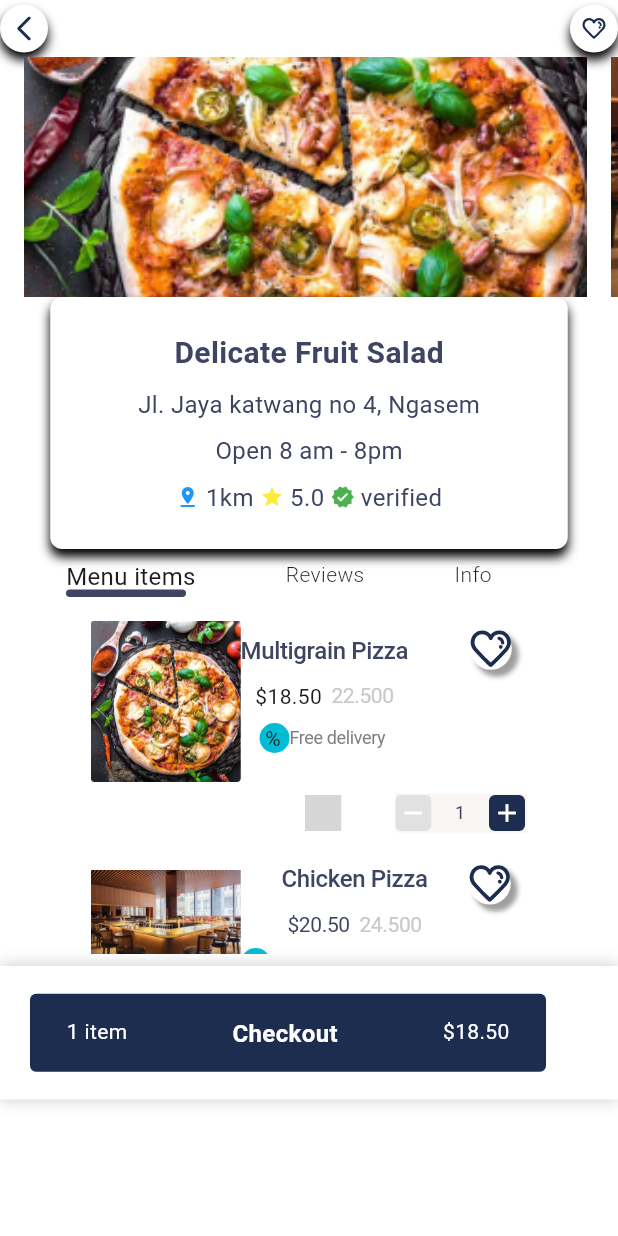
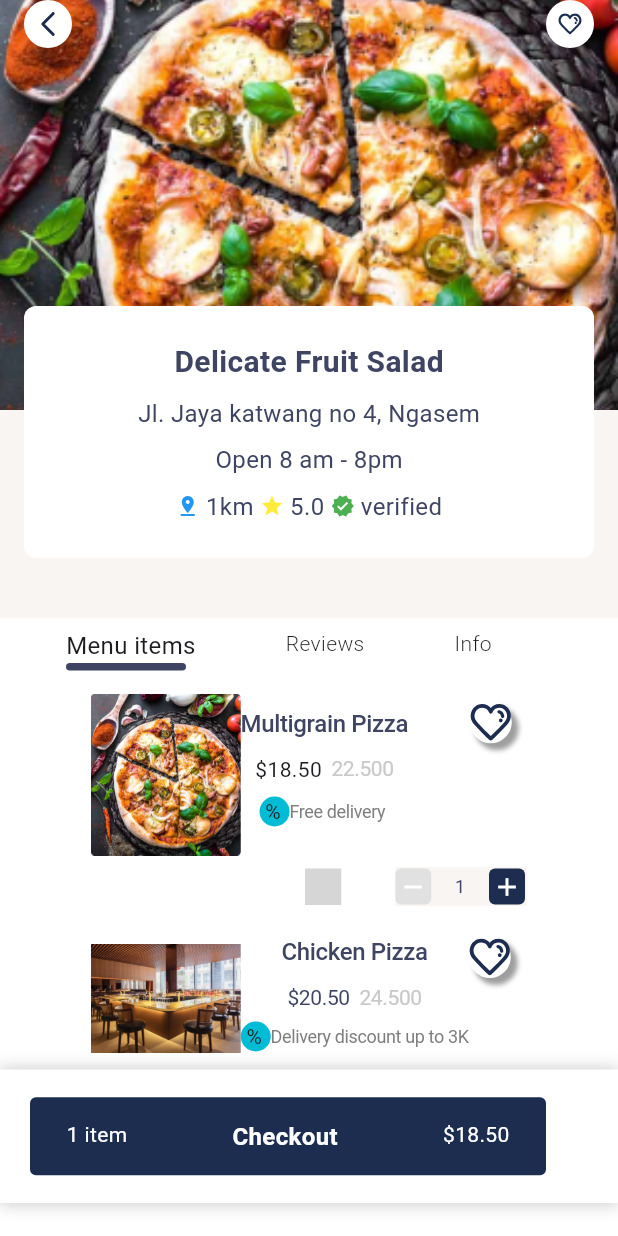
Before and after one commit to trieuhieu2003/mobile, a Flutter app: the screen it shows after launch, on a phone screen of 412 x 824 dp. Run offline on Flutter 3.47's test engine with Material 3 defaults, Android fonts, the phone set to English and light mode, and no system bars; our stand-ins replace flutter_svg, google_fonts; Roboto replaces fonts that are missing (Poppins, Ubuntu); grey boxes are pictures that could not be loaded.

Commit message:
Update Screen3.dart

```diff
--- a/btl/lib/Screen3.dart
+++ b/btl/lib/Screen3.dart
@@ -1,4 +1,5 @@
 import 'package:flutter/cupertino.dart';
+import 'package:flutter/services.dart';
 import 'package:flutter_svg/flutter_svg.dart';
 import 'package:flutter/material.dart';
 import 'package:google_fonts/google_fonts.dart';
@@ -47,70 +48,30 @@ class _HomeScreenState extends State<HomeScreen> {
     return Scaffold(
       body: Column(
         children: [
+          Stack(
+            children: [
               Container(
-            child: Row(
-              crossAxisAlignment: CrossAxisAlignment.center,
-              mainAxisAlignment: MainAxisAlignment.center,
-              children: <Widget>[
-                Expanded(
-                  child: Container(
-                    height: 38,
-                    child: Row(
-                      mainAxisAlignment: MainAxisAlignment.spaceBetween,
-                      children: <Widget>[
-                        Container(
-                          width: 32,
-                          height: 32,
-                          padding: const EdgeInsets.all(8),
-                          decoration: BoxDecoration(
-                              borderRadius: BorderRadius.circular(16),
-                              color: const Color(0xFFFFFFFF),
-                              boxShadow: const [
-                                BoxShadow(
-                                    blurRadius: 5.0, offset: Offset(0, 5))
-                              ]),
-                          child:
-                              SvgPicture.asset('assets/vectors/ic_line.svg'),
+                color: const Color(0xFFF8F5F2),
+                height: MediaQuery.of(context).size.height * 0.5,
+                width: double.infinity,
               ),
-                        Stack(
-                          children: <Widget>[
-                            Container(
-                              width: 32,
-                              height: 32,
-                              padding: const EdgeInsets.all(8),
-                              decoration: BoxDecoration(
-                                  borderRadius: BorderRadius.circular(16),
-                                  color: const Color(0xFFFFFFFF),
-                                  boxShadow: const [
-                                    BoxShadow(
-                                        blurRadius: 5.0, offset: Offset(0, 5))
-                                  ]),
-                              child: SvgPicture.asset(
-                                  'assets/vectors/ic_heart.svg'),
-                            ),
-                          ],
-                        ),
-                      ],
-                    ),
-                  ),
-                ),
-              ],
-            ),
-          ),
-          SizedBox(
-            height: 160,
+              Positioned(
+                left: 0,
+                right: 0,
+                top: 0,
+                child: SizedBox(
+                  height: 273,
                   width: MediaQuery.of(context).size.width,
                   child: ListView.separated(
-              padding: const EdgeInsets.symmetric(horizontal: 16),
                     itemCount: foods.length,
                     scrollDirection: Axis.horizontal,
                     separatorBuilder: (context, index) {
-                return const SizedBox(width: 16);
+                      return const SizedBox();
                     },
                     itemBuilder: (context, index) {
                       final item = foods[index];
                       return Container(
-                  width: 375,
+                        width: MediaQuery.of(context).size.width,
                         height: 273,
                         decoration: BoxDecoration(
                           image: DecorationImage(
@@ -124,16 +85,55 @@ class _HomeScreenState extends State<HomeScreen> {
                     },
                   ),
                 ),
+              ),
+              Positioned(
+                child: SafeArea(
+                  child: Padding(
+                    padding: const EdgeInsets.symmetric(horizontal: 16),
+                    child: Row(
+                      mainAxisAlignment: MainAxisAlignment.spaceBetween,
+                      children: <Widget>[
                         Container(
-            width: 345,
+                          width: 32,
+                          height: 32,
+                          padding: const EdgeInsets.all(8),
+                          decoration: BoxDecoration(
+                            borderRadius: BorderRadius.circular(16),
+                            color: const Color(0xFFFFFFFF),
+                          ),
+                          child: SvgPicture.asset('assets/vectors/ic_line.svg'),
+                        ),
+                        Stack(
+                          children: <Widget>[
+                            Container(
+                              width: 32,
+                              height: 32,
+                              padding: const EdgeInsets.all(8),
+                              decoration: BoxDecoration(
+                                borderRadius: BorderRadius.circular(16),
+                                color: const Color(0xFFFFFFFF),
+                              ),
+                              child: SvgPicture.asset(
+                                  'assets/vectors/ic_heart.svg'),
+                            ),
+                          ],
+                        ),
+                      ],
+                    ),
+                  ),
+                ),
+              ),
+              Positioned(
+                left: 0,
+                right: 0,
+                bottom: 40,
+                child: Container(
                   height: 168,
                   margin: const EdgeInsets.symmetric(horizontal: 16),
                   decoration: BoxDecoration(
                     borderRadius: BorderRadius.circular(8),
                     color: Colors.white,
-                boxShadow: const [
-                  BoxShadow(blurRadius: 5.0, offset: Offset(0, 5))
-                ]),
+                  ),
                   child: const Padding(
                     padding: EdgeInsets.all(16.0),
                     child: Column(
@@ -172,8 +172,10 @@ class _HomeScreenState extends State<HomeScreen> {
                         Row(
                           mainAxisAlignment: MainAxisAlignment.center,
                           children: [
-                      Icon(Icons.pin_drop, size: 16, color: Colors.blue), // Icon pin
-                      SizedBox(width: 4), // Khoảng cách giữa icon và văn bản
+                            Icon(Icons.pin_drop, size: 16, color: Colors.blue),
+                            // Icon pin
+                            SizedBox(width: 4),
+                            // Khoảng cách giữa icon và văn bản
                             Text(
                               '1km ',
                               style: TextStyle(
@@ -182,8 +184,10 @@ class _HomeScreenState extends State<HomeScreen> {
                                 decoration: TextDecoration.none,
                               ),
                             ),
-                      Icon(Icons.star, size: 16, color: Colors.yellow), // Icon ngôi sao
-                      SizedBox(width: 4), // Khoảng cách giữa icon và văn bản
+                            Icon(Icons.star, size: 16, color: Colors.yellow),
+                            // Icon ngôi sao
+                            SizedBox(width: 4),
+                            // Khoảng cách giữa icon và văn bản
                             Text(
                               '5.0 ',
                               style: TextStyle(
@@ -192,8 +196,10 @@ class _HomeScreenState extends State<HomeScreen> {
                                 decoration: TextDecoration.none,
                               ),
                             ),
-                      Icon(Icons.verified, size: 16, color: Colors.green), // Icon dấu tích
-                      SizedBox(width: 4), // Khoảng cách giữa icon và văn bản
+                            Icon(Icons.verified, size: 16, color: Colors.green),
+                            // Icon dấu tích
+                            SizedBox(width: 4),
+                            // Khoảng cách giữa icon và văn bản
                             Text(
                               'verified',
                               style: TextStyle(
@@ -208,14 +214,17 @@ class _HomeScreenState extends State<HomeScreen> {
                     ),
                   ),
                 ),
+              ),
+            ],
+          ),
           SizedBox(
             width: 344,
-            height: 32,
+            height: 35,
             child: Column(
               children: [
                 SizedBox(
                   width: 344,
-                  height: 32,
+                  height: 35,
                   child: Stack(children: [
                     Positioned(
                       top: 0,
@@ -253,16 +262,16 @@ class _HomeScreenState extends State<HomeScreen> {
                     ),
                     AnimatedPositioned(
                       bottom: 0,
-                      left:
-                          changePositionedOfLine(), // Đặt giá trị cụ thể vào đây thay vì gọi hàm
-                      curve: Curves
-                          .fastLinearToSlowEaseIn, // Sửa từ 'Curve' thành 'Curves' và chọn một loại curve
+                      left: changePositionedOfLine(),
+                      // Đặt giá trị cụ thể vào đây thay vì gọi hàm
+                      curve: Curves.fastLinearToSlowEaseIn,
+                      // Sửa từ 'Curve' thành 'Curves' và chọn một loại curve
                       duration: const Duration(milliseconds: 500),
                       child: AnimatedContainer(
                         curve: Curves.fastLinearToSlowEaseIn,
                         margin: const EdgeInsets.only(left: 10),
-                        duration: const Duration(
-                            milliseconds: 500), // Thay đổi thành milliseconds
+                        duration: const Duration(milliseconds: 500),
+                        // Thay đổi thành milliseconds
                         width: changeContainerWidth(),
                         height: 5,
                         decoration: BoxDecoration(
@@ -279,7 +288,7 @@ class _HomeScreenState extends State<HomeScreen> {
           Padding(
             padding: const EdgeInsets.all(8.0),
             child: Container(
-              height: 230,
+              height: 250,
               width: 323,
               color: Colors.white,
               child: ListView.separated(
@@ -429,8 +438,7 @@ class _HomeScreenState extends State<HomeScreen> {
                                         color: const Color(0xFFE1E1E1),
                                         shape: RoundedRectangleBorder(
                                             borderRadius:
-                                                BorderRadius.circular(4)
-                                        ),
+                                                BorderRadius.circular(4)),
                                       ),
                                       child: const Icon(
                                         Icons.remove,
@@ -459,8 +467,7 @@ class _HomeScreenState extends State<HomeScreen> {
                                         color: const Color(0xFF1D2D50),
                                         shape: RoundedRectangleBorder(
                                             borderRadius:
-                                                BorderRadius.circular(4)
-                                        ),
+                                                BorderRadius.circular(4)),
                                       ),
                                       child: const Icon(
                                         Icons.add,
@@ -634,8 +641,7 @@ class _HomeScreenState extends State<HomeScreen> {
                                         color: const Color(0xFFE1E1E1),
                                         shape: RoundedRectangleBorder(
                                             borderRadius:
-                                                BorderRadius.circular(4)
-                                        ),
+                                                BorderRadius.circular(4)),
                                       ),
                                       child: const Icon(
                                         Icons.remove,
@@ -663,7 +669,8 @@ class _HomeScreenState extends State<HomeScreen> {
                                       decoration: ShapeDecoration(
                                         color: const Color(0xFF1D2D50),
                                         shape: RoundedRectangleBorder(
-                                          borderRadius: BorderRadius.circular(4),
+                                          borderRadius:
+                                              BorderRadius.circular(4),
                                         ),
                                       ),
                                       child: const Icon(
@@ -705,7 +712,8 @@ class _HomeScreenState extends State<HomeScreen> {
               children: [
                 InkWell(
                   child: Container(
-                    padding: const EdgeInsets.symmetric(vertical: 15, horizontal: 20),
+                    padding: const EdgeInsets.symmetric(
+                        vertical: 15, horizontal: 20),
                     height: 52,
                     width: 344,
                     decoration: BoxDecoration(
```
Lines whose indentation alone changed are shown as unchanged.
